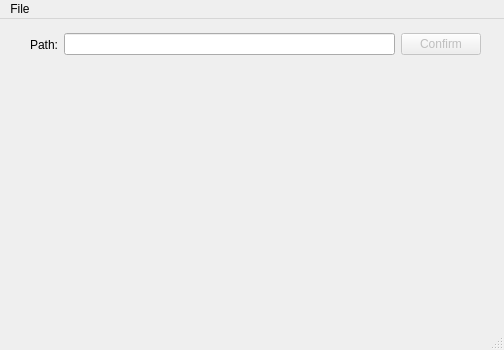
The window that src/mainwindow.ui (xxr0ss/CrossPE) describes before a commit, drawn with Qt 5.
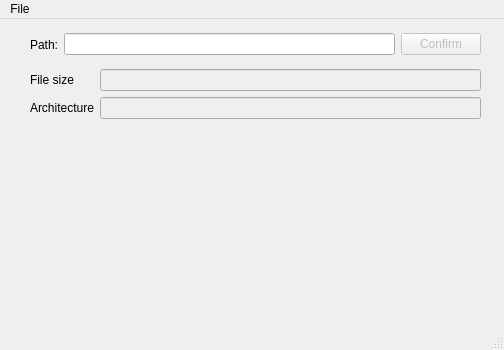
The same window after the commit.

Commit message: 主界面添加了基本的PE信息识别

```diff
--- a/src/mainwindow.ui
+++ b/src/mainwindow.ui
@@ -46,6 +46,58 @@
      </item>
     </layout>
    </widget>
+   <widget class="QWidget" name="formLayoutWidget">
+    <property name="geometry">
+     <rect>
+      <x>30</x>
+      <y>50</y>
+      <width>451</width>
+      <height>51</height>
+     </rect>
+    </property>
+    <layout class="QFormLayout" name="formLayout">
+     <item row="0" column="0">
+      <widget class="QLabel" name="label_3">
+       <property name="enabled">
+        <bool>true</bool>
+       </property>
+       <property name="text">
+        <string>File size</string>
+       </property>
+      </widget>
+     </item>
+     <item row="0" column="1">
+      <widget class="QLineEdit" name="FileSizeLE">
+       <property name="enabled">
+        <bool>false</bool>
+       </property>
+       <property name="readOnly">
+        <bool>true</bool>
+       </property>
+      </widget>
+     </item>
+     <item row="1" column="0">
+      <widget class="QLabel" name="label_2">
+       <property name="enabled">
+        <bool>true</bool>
+       </property>
+       <property name="text">
+        <string>Architecture</string>
+       </property>
+      </widget>
+     </item>
+     <item row="1" column="1">
+      <widget class="QLineEdit" name="ArchLE">
+       <property name="enabled">
+        <bool>false</bool>
+       </property>
+       <property name="readOnly">
+        <bool>true</bool>
+       </property>
+      </widget>
+     </item>
+    </layout>
+   </widget>
   </widget>
   <widget class="QMenuBar" name="menubar">
    <property name="geometry">
```
The commit also changes 3 other files.
